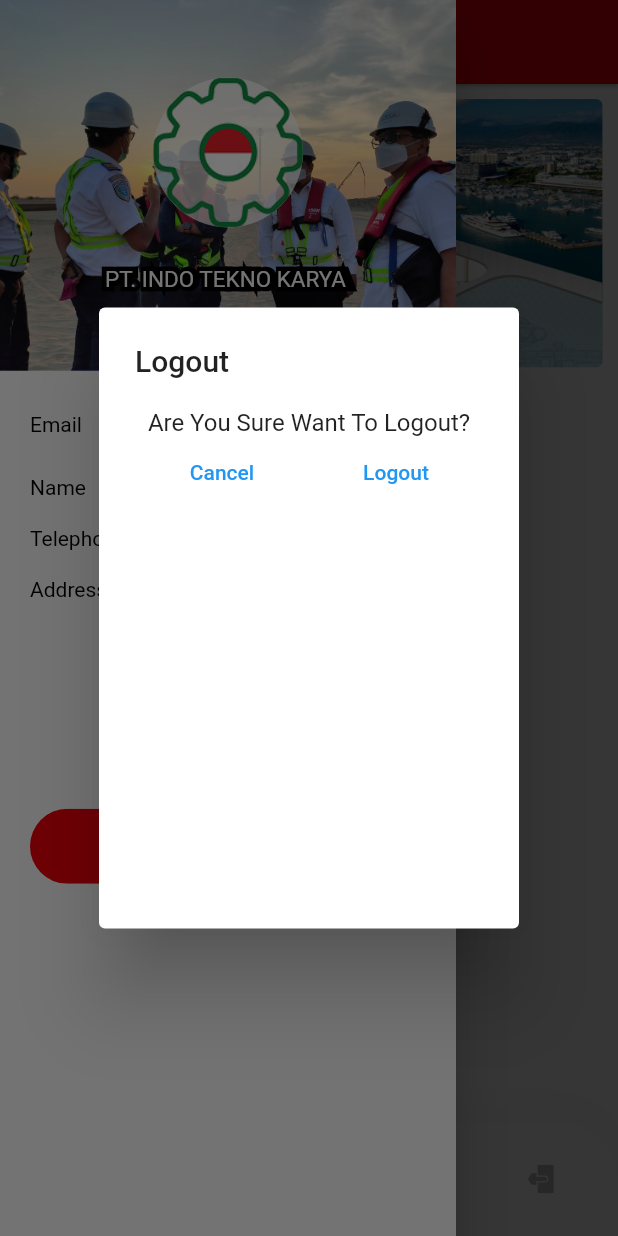
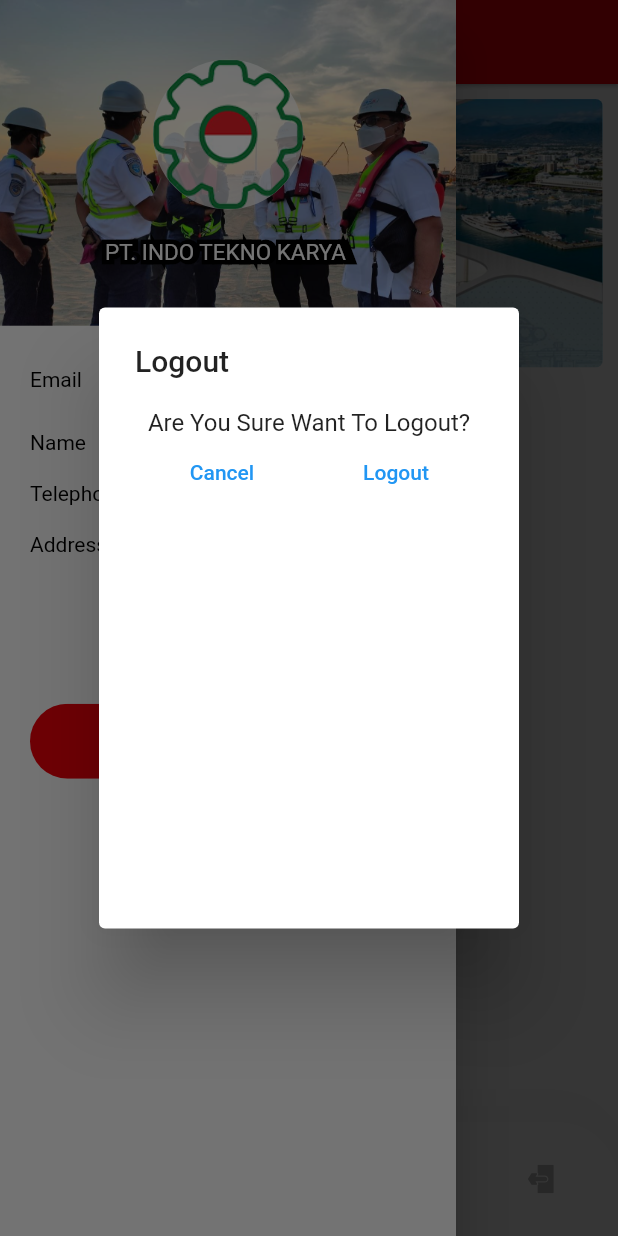
Before and after one commit to mrizkynurfajrie/First-Flutter-Project, a Flutter app: the HomeScreen screen opened by its route, item 4 of the bottom bar chosen, with the side drawer open, on a phone screen of 412 x 824 dp. Run offline on Flutter 3.47's test engine with Material 2 defaults, Android fonts, the phone set to English and light mode, and no system bars; our stand-ins replace flutter_svg; missing offline and left inert: dropdownfield.

Commit message:
editing drawer

```diff
--- a/lib/components/side_menu/components/mycompany.dart
+++ b/lib/components/side_menu/components/mycompany.dart
@@ -8,7 +8,7 @@ class CompanyInfo extends StatelessWidget {
   @override
   Widget build(BuildContext context) {
     return AspectRatio(
-      aspectRatio: 1.23,
+      aspectRatio: 1.4,
       child: Container(
         decoration: BoxDecoration(
             image: DecorationImage(
--- a/lib/components/side_menu/side_menu.dart
+++ b/lib/components/side_menu/side_menu.dart
@@ -41,7 +41,7 @@ class SideMenu extends StatelessWidget {
                           text:
                               "Jl. Suryanata Perum Bukit Pinang Blok C1 No. 52",
                         ),
-                        SizedBox(height: defaultPadding * 5),
+                        SizedBox(height: defaultPadding * 3),
                         SizedBox(height: defaultPadding / 2),
                         RoundedButton(
                           text: "Close",
```
Also changed, not shown: lib/Screens/Home/components/appbar.dart (+5 -4 lines).
